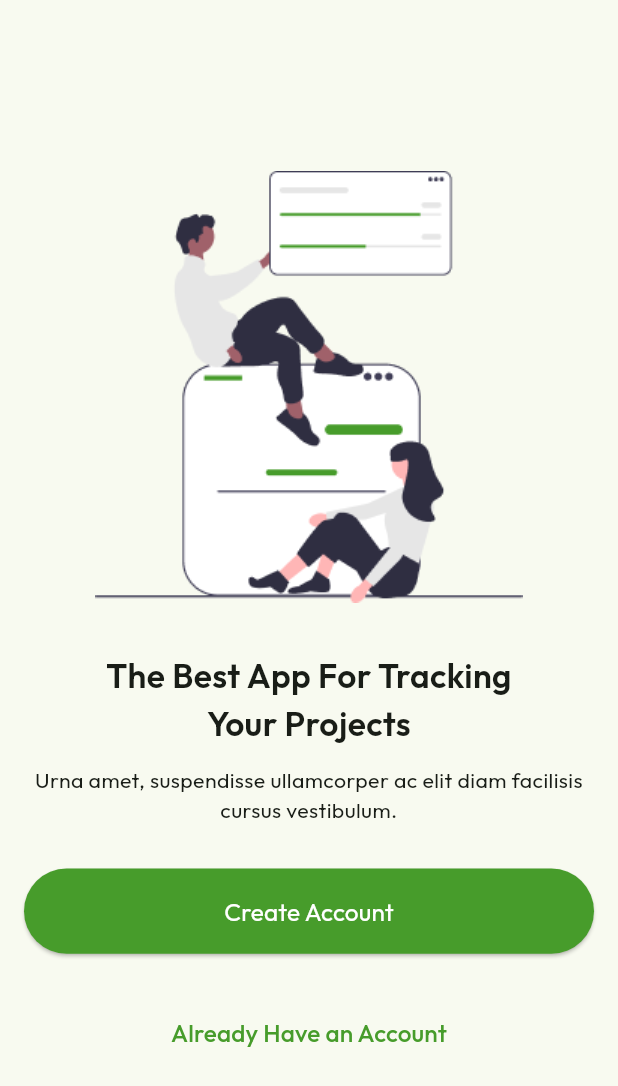
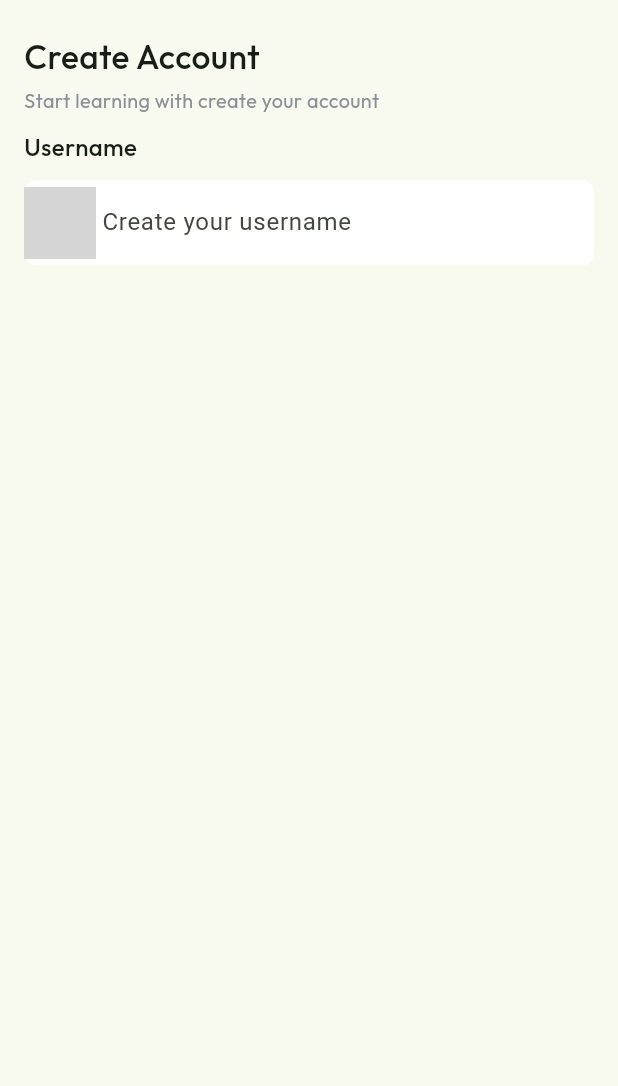
Before and after one commit to umais86/notan_app, a Flutter app: the screen it shows after launch, after a tap on "Create Account", on a phone screen of 412 x 824 dp. Shown: the top 1086 px of the screen. Run offline on Flutter 3.47's test engine with Material 3 defaults, Android fonts, the phone set to English and light mode, and no system bars; our stand-ins replace flutter_screenutil; grey boxes are pictures that could not be loaded.

Commit message:
onboarding

```diff
--- /dev/null
+++ b/lib/auth/signup.dart
@@ -0,0 +1,54 @@
+import 'package:flutter/material.dart';
+import 'package:flutter_screenutil/flutter_screenutil.dart';
+import 'package:notoan_app/components/text_field.dart';
+import 'package:notoan_app/components/text_field_label.dart';
+import 'package:notoan_app/theme/colors.dart';
+
+class Signup extends StatefulWidget {
+  const Signup({super.key});
+
+  @override
+  State<Signup> createState() => _SignupState();
+}
+
+class _SignupState extends State<Signup> {
+  @override
+  Widget build(BuildContext context) {
+    return Scaffold(
+      body: SafeArea(
+        child: Padding(
+          padding: const EdgeInsets.symmetric(horizontal: 16, vertical: 22),
+          child: Column(
+            crossAxisAlignment: CrossAxisAlignment.start,
+            children: [
+              Text(
+                'Create Account',
+                style: TextStyle(
+                  fontSize: 22.sp,
+                  fontFamily: 'Outfit',
+                  fontWeight: FontWeight.w500,
+                ),
+              ),
+              SizedBox(height: 4.h),
+              Text(
+                'Start learning with create your account',
+                style: TextStyle(
+                  color: subColor,
+                  fontFamily: 'Outfit',
+                  fontSize: 13.sp,
+                ),
+              ),
+              SizedBox(height: 10.h),
+              TextFieldLabel(label: 'Username'),
+              SizedBox(height: 10.h),
+              CustomTextField(
+                hint: 'Create your username',
+                iconPath: 'assets/icons/profile.png',
+              ),
+            ],
+          ),
+        ),
+      ),
+    );
+  }
+}
--- /dev/null
+++ b/lib/components/text_field.dart
@@ -0,0 +1,27 @@
+import 'package:flutter/material.dart';
+import 'package:flutter_screenutil/flutter_screenutil.dart';
+
+class CustomTextField extends StatelessWidget {
+  final TextEditingController controller = TextEditingController();
+  final String hint;
+  final String iconPath;
+  CustomTextField({super.key, required this.hint, required this.iconPath});
+
+  @override
+  Widget build(BuildContext context) {
+    return TextField(
+      controller: controller,
+      decoration: InputDecoration(
+        hintText: hint,
+        prefixIcon: Image.asset(iconPath, height: 24, width: 24),
+        filled: true,
+        fillColor: Colors.white,
+        contentPadding: EdgeInsets.symmetric(horizontal: 12.w, vertical: 16.h),
+        border: OutlineInputBorder(
+          borderSide: BorderSide.none,
+          borderRadius: BorderRadius.circular(8.r),
+        ),
+      ),
+    );
+  }
+}
--- /dev/null
+++ b/lib/components/text_field_label.dart
@@ -0,0 +1,18 @@
+import 'package:flutter/material.dart';
+
+class TextFieldLabel extends StatelessWidget {
+  final String label;
+  const TextFieldLabel({super.key, required this.label});
+
+  @override
+  Widget build(BuildContext context) {
+    return Text(
+      label,
+      style: TextStyle(
+        fontSize: 16,
+        fontFamily: 'Outfit',
+        fontWeight: FontWeight.w500,
+      ),
+    );
+  }
+}
--- a/lib/onboard/on_boarding1.dart
+++ b/lib/onboard/on_boarding1.dart
@@ -1,29 +1,82 @@
 import 'package:flutter/material.dart';
 import 'package:flutter_screenutil/flutter_screenutil.dart';
+import 'package:notoan_app/auth/signup.dart';
 import 'package:notoan_app/theme/colors.dart';
 import 'package:notoan_app/utils/buttons/custom_button.dart';
 
-class OnBoarding1 extends StatelessWidget {
+class OnBoarding1 extends StatefulWidget {
   const OnBoarding1({super.key});
 
   @override
-  Widget build(BuildContext context) {
-    return Scaffold(
-      body: SafeArea(
-        child: Padding(
-          padding: const EdgeInsets.symmetric(horizontal: 16, vertical: 20),
-          child: Center(
-            child: Column(
+  State<OnBoarding1> createState() => _OnBoarding1State();
+}
+
+class _OnBoarding1State extends State<OnBoarding1> {
+  final PageController _pageController = PageController();
+  int _currentPage = 0;
+
+  final List<Widget> _onboardingPages = [
+    Column(
       mainAxisAlignment: MainAxisAlignment.center,
       children: [
-                Image.asset(
-                  'assets/images/onboard.png',
-                  height: 288.h,
-                  width: 285.w,
-                ),
+        Image.asset('assets/images/onboard.png', height: 288.h, width: 285.w),
         SizedBox(height: 30.h),
         Text(
-                  'The Best App For Tracking\nYour Projects',
+          'Easy Steps to Organize Your Project',
+          textAlign: TextAlign.center,
+          style: TextStyle(
+            fontFamily: 'Outfit',
+            fontSize: 22.sp,
+            fontWeight: FontWeight.w600,
+          ),
+        ),
+        SizedBox(height: 12.h),
+        Text(
+          'Manage your daily project tasks with our app and stay productive!',
+          textAlign: TextAlign.center,
+          style: TextStyle(
+            fontSize: 14.sp,
+            fontFamily: 'Outfit',
+            color: subColor,
+            fontWeight: FontWeight.w400,
+          ),
+        ),
+      ],
+    ),
+    Column(
+      mainAxisAlignment: MainAxisAlignment.center,
+      children: [
+        Image.asset('assets/images/onboard.png', height: 288.h, width: 285.w),
+        SizedBox(height: 30.h),
+        Text(
+          'The Best App For Tracking Your Projects',
+          textAlign: TextAlign.center,
+          style: TextStyle(
+            fontFamily: 'Outfit',
+            fontSize: 22.sp,
+            fontWeight: FontWeight.w600,
+          ),
+        ),
+        SizedBox(height: 12.h),
+        Text(
+          'Never miss your deadlines. Get smart notifications!',
+          textAlign: TextAlign.center,
+          style: TextStyle(
+            fontSize: 14.sp,
+            fontFamily: 'Outfit',
+            color: subColor,
+            fontWeight: FontWeight.w400,
+          ),
+        ),
+      ],
+    ),
+    Column(
+      mainAxisAlignment: MainAxisAlignment.center,
+      children: [
+        Image.asset('assets/images/onboard.png', height: 288.h, width: 285.w),
+        SizedBox(height: 30.h),
+        Text(
+          'Track Your Work, Get Results.',
           textAlign: TextAlign.center,
           style: TextStyle(
             fontFamily: 'Outfit',
@@ -38,12 +91,67 @@ class OnBoarding1 extends StatelessWidget {
           style: TextStyle(
             fontSize: 14.sp,
             fontFamily: 'Outfit',
+            color: subColor,
             fontWeight: FontWeight.w400,
           ),
         ),
-                SizedBox(height: 28.h),
-                CustomElevatedButton(onPressed: () {}, label: 'Create Account'),
-                SizedBox(height: 28.h),
+      ],
+    ),
+  ];
+
+  @override
+  Widget build(BuildContext context) {
+    return Scaffold(
+      body: SafeArea(
+        child: Padding(
+          padding: const EdgeInsets.symmetric(horizontal: 16, vertical: 20),
+          child: Column(
+            children: [
+              Expanded(
+                child: PageView.builder(
+                  controller: _pageController,
+                  itemCount: _onboardingPages.length,
+                  onPageChanged: (index) {
+                    setState(() {
+                      _currentPage = index;
+                    });
+                  },
+                  itemBuilder: (context, index) {
+                    return _onboardingPages[index];
+                  },
+                ),
+              ),
+              SizedBox(height: 16.h),
+              Row(
+                mainAxisAlignment: MainAxisAlignment.center,
+                children: List.generate(
+                  _onboardingPages.length,
+                  (index) => AnimatedContainer(
+                    duration: const Duration(milliseconds: 300),
+                    margin: EdgeInsets.symmetric(horizontal: 4.w),
+                    height: 6.h,
+                    width: _currentPage == index ? 6.w : 6.w,
+                    decoration: BoxDecoration(
+                      shape: BoxShape.circle,
+                      color: _currentPage == index
+                          ? txtGcolor
+                          : Colors.grey.shade300,
+                    ),
+                  ),
+                ),
+              ),
+              SizedBox(height: 24.h),
+
+              CustomElevatedButton(
+                onPressed: () {
+                  Navigator.push(
+                    context,
+                    MaterialPageRoute(builder: (_) => Signup()),
+                  );
+                },
+                label: 'Create Account',
+              ),
+              SizedBox(height: 20.h),
               TextButton(
                 onPressed: () {},
                 child: Text(
@@ -60,7 +168,6 @@ class OnBoarding1 extends StatelessWidget {
           ),
         ),
       ),
-      ),
     );
   }
 }
```
Also changed, not shown: 1 other file. Lines whose indentation alone changed are shown as unchanged.
